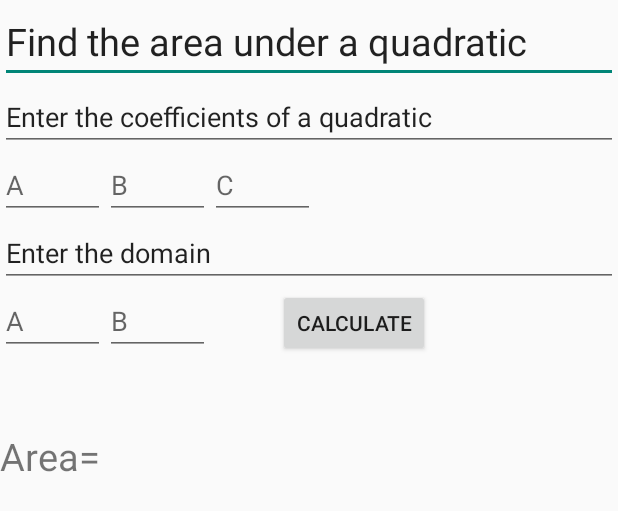
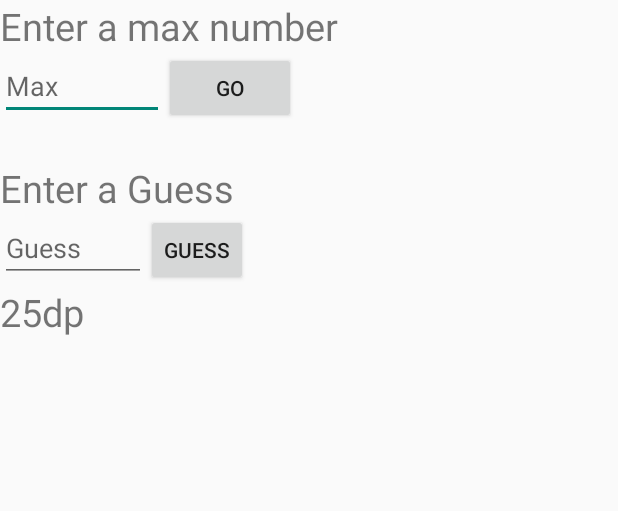
Before and after one commit to jacobgb24/DVCompSci, an Android app: the layout gnlayout.xml on its own in the app's theme, with its tools: preview values and no code run, on a phone screen of 412 x 824 dp. Shown: the top 511 px of the screen. Run offline under Robolectric (Android 15) with nearby library versions, the phone set to English and light mode, and no system bars.

Commit message:
Added AreaFinder v0.2
AreaFinder now working; fixed crash when button is unexpectedly pressed;
added xml for GuessNum

```diff
--- a/android/SuperMath/mobile/src/main/AndroidManifest.xml
+++ b/android/SuperMath/mobile/src/main/AndroidManifest.xml
@@ -18,7 +18,7 @@
         </activity>
         <activity
             android:name=".Integral" ></activity>
-
+        <activity android:name=".AreaFinder"></activity>
 
     </application>
 
--- a/android/SuperMath/mobile/src/main/res/layout/gnlayout.xml
+++ b/android/SuperMath/mobile/src/main/res/layout/gnlayout.xml
@@ -1,112 +1,63 @@
 <?xml version="1.0" encoding="utf-8"?>
 <LinearLayout xmlns:android="http://schemas.android.com/apk/res/android"
     android:orientation="vertical" android:layout_width="match_parent"
-    android:layout_height="match_parent"
-    android:weightSum="1">
+    android:layout_height="match_parent">
 
+    <TextView
+        android:layout_width="wrap_content"
+        android:layout_height="wrap_content"
+        android:text="Enter a max number"
+        android:id="@+id/textView2"
+        android:textSize="25dp" />
+<LinearLayout
+    android:layout_width="wrap_content"
+    android:layout_height="wrap_content">
+    <EditText
+        android:layout_width="109dp"
+        android:layout_height="wrap_content"
+        android:inputType="number"
+        android:ems="10"
+        android:id="@+id/maxrng"
+        android:hint="Max" />
 
-    <EditText
-        android:layout_width="match_parent"
+    <Button
+        android:layout_width="wrap_content"
         android:layout_height="wrap_content"
-        android:id="@+id/editText3"
-        android:text="Find the area under a quadratic"
-        android:textSize="25dp" />
-
-    <EditText
-        android:layout_width="match_parent"
-        android:layout_height="wrap_content"
-        android:id="@+id/editText"
-        android:text="Enter the coefficients of a quadratic" />
-
-    <LinearLayout
-        android:orientation="horizontal"
-        android:layout_width="fill_parent"
-        android:layout_height="wrap_content">
-    <EditText
-        android:layout_width="70dp"
-        android:layout_height="45dp"
-        android:inputType="numberDecimal|numberSigned"
-        android:ems="10"
-        android:id="@+id/Ain"
-        android:textAlignment="center"
-        android:hint="A" />
-    <EditText
-        android:layout_width="70dp"
-        android:layout_height="45dp"
-        android:inputType="numberDecimal|numberSigned"
-        android:ems="10"
-        android:id="@+id/Bin"
-        android:hint="B"
-        android:layout_gravity="center_horizontal" />
-    <EditText
-        android:layout_width="70dp"
-        android:layout_height="45dp"
-        android:inputType="numberDecimal|numberSigned"
-        android:ems="10"
-        android:id="@+id/Cin"
-        android:hint="C"
-        android:layout_gravity="center_horizontal" />
-
+        android:text="Go"
+        android:id="@+id/enterMax" />
 </LinearLayout>
 
+    <TextView
+        android:paddingTop="25dp"
+        android:layout_width="wrap_content"
+        android:layout_height="wrap_content"
+        android:text="Enter a Guess"
+        android:id="@+id/textView3"
+        android:textSize="25dp" />
+<LinearLayout
+    android:layout_width="wrap_content"
+    android:layout_height="wrap_content">
     <EditText
-        android:layout_width="match_parent"
+        android:layout_width="97dp"
         android:layout_height="wrap_content"
-        android:id="@+id/editText2"
-        android:text="Enter the domain" />
+        android:inputType="number"
+        android:ems="10"
+        android:id="@+id/guess"
+        android:hint="Guess" />
 
-    <LinearLayout
-        android:layout_width="fill_parent"
-        android:layout_height="wrap_content">
-        <EditText
-            android:layout_width="70dp"
-            android:layout_height="45dp"
-            android:inputType="numberDecimal|numberSigned"
-            android:ems="10"
-            android:id="@+id/ADin"
-            android:hint="A" />
+    <Button
+        style="?android:attr/buttonStyleSmall"
+        android:layout_width="wrap_content"
+        android:layout_height="wrap_content"
+        android:text="Guess"
+        android:id="@+id/tryguess"
+        android:layout_gravity="center_horizontal" />
+</LinearLayout>
 
-        <EditText
-            android:layout_width="70dp"
-            android:layout_height="45dp"
-            android:inputType="numberDecimal|numberSigned"
-            android:ems="10"
-            android:id="@+id/BDin"
-            android:hint="B" />
-
-        <Button
-            android:layout_width="wrap_content"
-            android:layout_height="45dp"
-            android:layout_marginLeft="45dp"
-            android:text="Calculate"
-            android:id="@+id/Calculate"
-            />
-
-
-        </LinearLayout>
-
-
-
-    <LinearLayout
-        android:layout_width="fill_parent"
+    <TextView
+        android:layout_width="wrap_content"
         android:layout_height="wrap_content"
-        android:paddingTop="50dp">
-
-        <TextView
-            android:layout_width="wrap_content"
-            android:layout_height="wrap_content"
-            android:text="Area="
-            android:id="@+id/textView"
-            android:textSize="25dp" />
-
-        <TextView
-            android:layout_width="wrap_content"
-            android:layout_height="fill_parent"
-            android:textAppearance="?android:attr/textAppearanceLarge"
-            android:text=""
-            android:id="@+id/Answer"
-            android:layout_gravity="right" />
-
-    </LinearLayout>
-
+        android:text="25dp"
+        android:id="@+id/guessout"
+        android:textSize="25dp" />
 </LinearLayout>
```
Also changed, not shown: android/SuperMath/mobile/src/main/java/com/supermath/jacobgb24/supermath/AreaFinder.java (+90 -1 lines), android/SuperMath/mobile/src/main/java/com/supermath/jacobgb24/supermath/GuessNum.java (+14 -1 lines), android/SuperMath/mobile/src/main/java/com/supermath/jacobgb24/supermath/Integral.java (+13 -10 lines), android/SuperMath/mobile/src/main/res/layout/activity_main.xml (+30 -26 lines), android/SuperMath/mobile/src/main/res/layout/aflayout.xml (added, +77 -0 lines), android/SuperMath/mobile/src/main/res/layout/ilayout.xml (added, +112 -0 lines), android/SuperMath/wear/src/main/res/layout/rect_activity_main.xml (+7 -0 lines), android/SuperMath/mobile/src/main/ic_launcher-web.png (added), android/SuperMath/mobile/src/main/res/drawable-hdpi/ic_launcher.png, android/SuperMath/mobile/src/main/res/drawable-mdpi/ic_launcher.png, android/SuperMath/mobile/src/main/res/drawable-xhdpi/ic_launcher.png, android/SuperMath/mobile/src/main/res/drawable-xxhdpi/ic_launcher.png, 3 other files.
